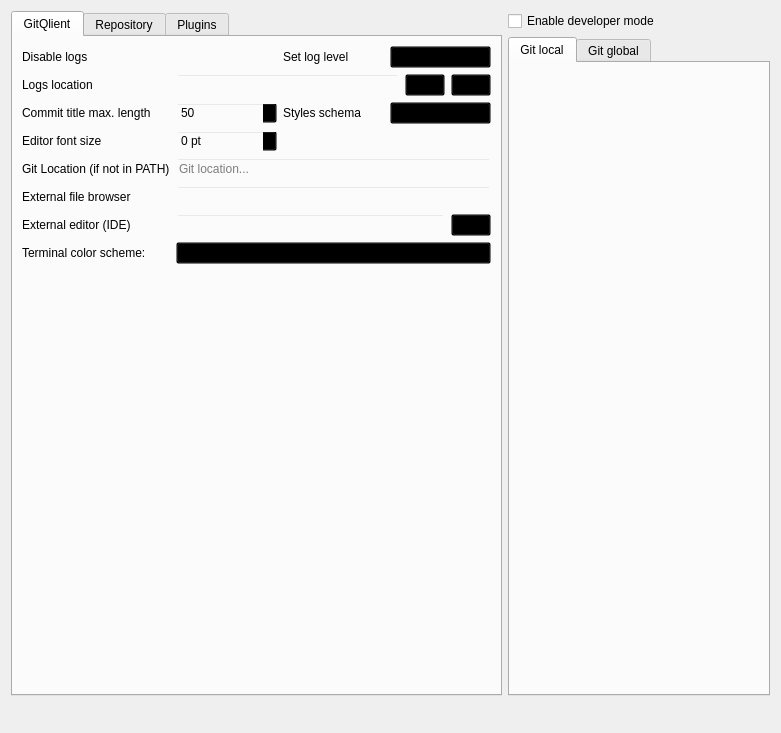
First picture: the form in src/big_widgets/ConfigWidget.ui, repository francescmm/GitQlient, before the edit.
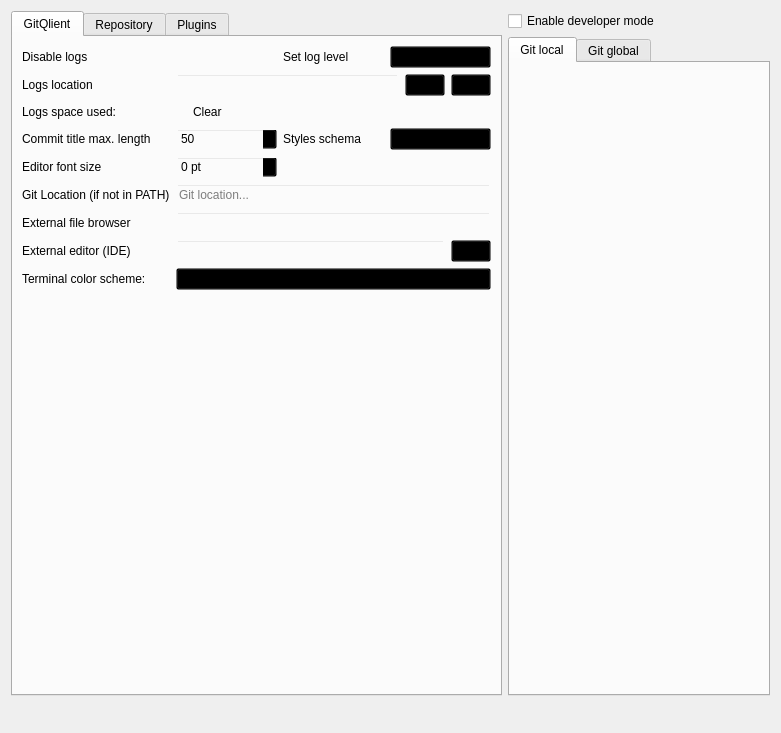
Second picture: the form after the edit. Icons and pictures are not drawn. Custom widgets are drawn as their Qt base class.

Commit message: Adding possibility of clearing logs

What changed in the file:
```diff
--- a/src/big_widgets/ConfigWidget.ui
+++ b/src/big_widgets/ConfigWidget.ui
@@ -109,44 +109,28 @@
        <item>
         <widget class="QFrame" name="frame">
          <layout class="QGridLayout" name="gridLayout_2">
+          <item row="3" column="2">
+           <widget class="QLabel" name="label_3">
+            <property name="text">
+             <string>Styles schema</string>
+            </property>
+           </widget>
+          </item>
+          <item row="1" column="0">
+           <widget class="QLabel" name="label_23">
+            <property name="text">
+             <string>Logs location</string>
+            </property>
+           </widget>
+          </item>
           <item row="6" column="0">
-           <widget class="QLabel" name="label_27">
+           <widget class="QLabel" name="labelExtFileExplorer">
             <property name="text">
-             <string>External editor (IDE)</string>
+             <string>External file browser</string>
             </property>
            </widget>
           </item>
-          <item row="7" column="1" colspan="3">
-           <widget class="QComboBox" name="cbTerminalColorScheme"/>
-          </item>
-          <item row="2" column="0">
-           <widget class="QLabel" name="label_15">
-            <property name="text">
-             <string>Commit title max. length</string>
-            </property>
-           </widget>
-          </item>
-          <item row="3" column="0">
-           <widget class="QLabel" name="label_21">
-            <property name="text">
-             <string>Editor font size</string>
-            </property>
-           </widget>
-          </item>
-          <item row="8" column="0">
-           <spacer name="verticalSpacer_2">
-            <property name="orientation">
-             <enum>Qt::Vertical</enum>
-            </property>
-            <property name="sizeHint" stdset="0">
-             <size>
-              <width>20</width>
-              <height>40</height>
-             </size>
-            </property>
-           </spacer>
-          </item>
-          <item row="2" column="3">
+          <item row="3" column="3">
            <widget class="QComboBox" name="cbStyle">
             <item>
              <property name="text">
@@ -160,49 +144,6 @@
             </item>
            </widget>
           </item>
-          <item row="6" column="1" colspan="3">
-           <layout class="QHBoxLayout" name="horizontalLayout_5">
-            <item>
-             <widget class="QLineEdit" name="leEditor"/>
-            </item>
-            <item>
-             <widget class="QPushButton" name="pbSelectEditor">
-              <property name="icon">
-               <iconset resource="../AuxiliarCustomWidgets/resources.qrc">
-                <normaloff>:/icons/go_to</normaloff>:/icons/go_to</iconset>
-              </property>
-             </widget>
-            </item>
-           </layout>
-          </item>
-          <item row="0" column="0">
-           <widget class="QLabel" name="label">
-            <property name="text">
-             <string>Disable logs</string>
-            </property>
-           </widget>
-          </item>
-          <item row="2" column="1">
-           <widget class="QSpinBox" name="spCommitTitleLength">
-            <property name="value">
-             <number>50</number>
-            </property>
-           </widget>
-          </item>
-          <item row="0" column="2">
-           <widget class="QLabel" name="label_2">
-            <property name="text">
-             <string>Set log level</string>
-            </property>
-           </widget>
-          </item>
-          <item row="7" column="0">
-           <widget class="QLabel" name="lTerminalColorScheme">
-            <property name="text">
-             <string>Terminal color scheme:</string>
-            </property>
-           </widget>
-          </item>
           <item row="1" column="1" colspan="3">
            <layout class="QHBoxLayout" name="horizontalLayout_4">
             <item>
@@ -239,10 +180,55 @@
             </item>
            </layout>
           </item>
-          <item row="2" column="2">
-           <widget class="QLabel" name="label_3">
+          <item row="3" column="0">
+           <widget class="QLabel" name="label_15">
             <property name="text">
-             <string>Styles schema</string>
+             <string>Commit title max. length</string>
+            </property>
+           </widget>
+          </item>
+          <item row="5" column="1" colspan="3">
+           <widget class="QLineEdit" name="leGitPath">
+            <property name="placeholderText">
+             <string>Git location...</string>
+            </property>
+           </widget>
+          </item>
+          <item row="5" column="0">
+           <widget class="QLabel" name="label_4">
+            <property name="text">
+             <string>Git Location (if not in PATH)</string>
+            </property>
+           </widget>
+          </item>
+          <item row="4" column="0">
+           <widget class="QLabel" name="label_21">
+            <property name="text">
+             <string>Editor font size</string>
+            </property>
+           </widget>
+          </item>
+          <item row="8" column="1" colspan="3">
+           <widget class="QComboBox" name="cbTerminalColorScheme"/>
+          </item>
+          <item row="0" column="0">
+           <widget class="QLabel" name="label">
+            <property name="text">
+             <string>Disable logs</string>
+            </property>
+           </widget>
+          </item>
+          <item row="3" column="1">
+           <widget class="QSpinBox" name="spCommitTitleLength">
+            <property name="value">
+             <number>50</number>
+            </property>
+           </widget>
+          </item>
+          <item row="0" column="2">
+           <widget class="QLabel" name="label_2">
+            <property name="text">
+             <string>Set log level</string>
             </property>
            </widget>
           </item>
@@ -253,6 +239,58 @@
             </property>
            </widget>
           </item>
+          <item row="7" column="0">
+           <widget class="QLabel" name="label_27">
+            <property name="text">
+             <string>External editor (IDE)</string>
+            </property>
+           </widget>
+          </item>
+          <item row="7" column="1" colspan="3">
+           <layout class="QHBoxLayout" name="horizontalLayout_5">
+            <item>
+             <widget class="QLineEdit" name="leEditor"/>
+            </item>
+            <item>
+             <widget class="QPushButton" name="pbSelectEditor">
+              <property name="icon">
+               <iconset resource="../AuxiliarCustomWidgets/resources.qrc">
+                <normaloff>:/icons/go_to</normaloff>:/icons/go_to</iconset>
+              </property>
+             </widget>
+            </item>
+           </layout>
+          </item>
+          <item row="4" column="1">
+           <widget class="QSpinBox" name="sbEditorFontSize">
+            <property name="suffix">
+             <string> pt</string>
+            </property>
+           </widget>
+          </item>
+          <item row="9" column="0">
+           <spacer name="verticalSpacer_2">
+            <property name="orientation">
+             <enum>Qt::Vertical</enum>
+            </property>
+            <property name="sizeHint" stdset="0">
+             <size>
+              <width>20</width>
+              <height>40</height>
+             </size>
+            </property>
+           </spacer>
+          </item>
+          <item row="6" column="1" colspan="3">
+           <widget class="QLineEdit" name="leExtFileExplorer"/>
+          </item>
+          <item row="8" column="0">
+           <widget class="QLabel" name="lTerminalColorScheme">
+            <property name="text">
+             <string>Terminal color scheme:</string>
+            </property>
+           </widget>
+          </item>
           <item row="0" column="3">
            <widget class="QComboBox" name="cbLogLevel">
             <item>
@@ -287,41 +325,44 @@
             </item>
            </widget>
           </item>
-          <item row="5" column="0">
-           <widget class="QLabel" name="labelExtFileExplorer">
-            <property name="text">
-             <string>External file browser</string>
+          <item row="2" column="1" colspan="3">
+           <layout class="QHBoxLayout" name="horizontalLayout_6">
+            <property name="spacing">
+             <number>10</number>
             </property>
-           </widget>
+            <item>
+             <widget class="QLabel" name="lLogsSize">
+              <property name="text">
+               <string/>
+              </property>
+             </widget>
+            </item>
+            <item>
+             <widget class="ButtonLink" name="pbClearLogs">
+              <property name="text">
+               <string>Clear</string>
+              </property>
+             </widget>
+            </item>
+            <item>
+             <spacer name="horizontalSpacer_4">
+              <property name="orientation">
+               <enum>Qt::Horizontal</enum>
+              </property>
+              <property name="sizeHint" stdset="0">
+               <size>
+                <width>40</width>
+                <height>20</height>
+               </size>
+              </property>
+             </spacer>
+            </item>
+           </layout>
           </item>
-          <item row="5" column="1" colspan="3">
-           <widget class="QLineEdit" name="leExtFileExplorer"/>
-          </item>
-          <item row="3" column="1">
-           <widget class="QSpinBox" name="sbEditorFontSize">
-            <property name="suffix">
-             <string> pt</string>
-            </property>
-           </widget>
-          </item>
-          <item row="1" column="0">
-           <widget class="QLabel" name="label_23">
+          <item row="2" column="0">
+           <widget class="QLabel" name="label_33">
             <property name="text">
-             <string>Logs location</string>
-            </property>
-           </widget>
-          </item>
-          <item row="4" column="1" colspan="3">
-           <widget class="QLineEdit" name="leGitPath">
-            <property name="placeholderText">
-             <string>Git location...</string>
-            </property>
-           </widget>
-          </item>
-          <item row="4" column="0">
-           <widget class="QLabel" name="label_4">
-            <property name="text">
-             <string>Git Location (if not in PATH)</string>
+             <string>Logs space used:</string>
             </property>
            </widget>
           </item>
```
The commit also changes 2 other files.
